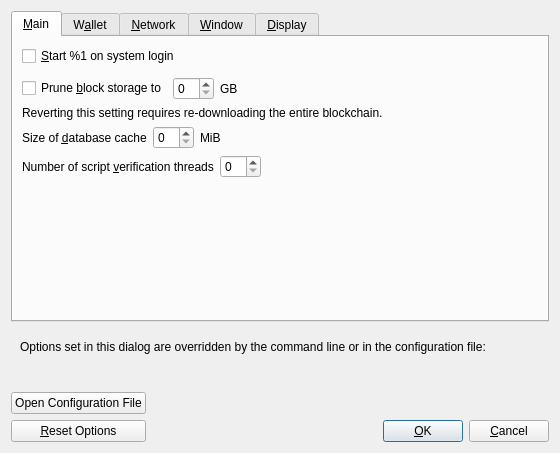
malandro0/bitcoin, file src/qt/forms/optionsdialog.ui: the form before one commit.
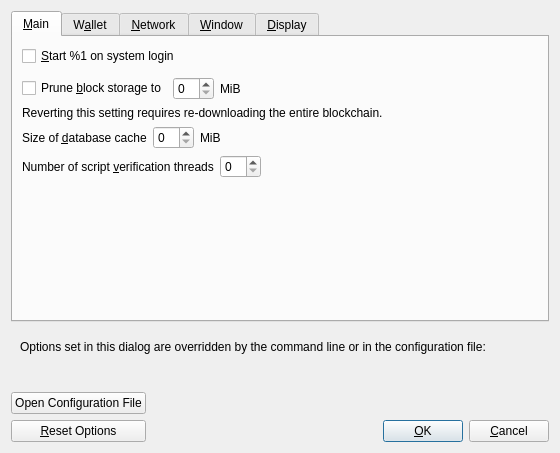
The form after the commit. Custom widgets are drawn as their Qt base class.

Patch:
```diff
--- a/src/qt/forms/optionsdialog.ui
+++ b/src/qt/forms/optionsdialog.ui
@@ -68,7 +68,7 @@
          <item>
           <widget class="QLabel" name="pruneSizeUnitLabel">
            <property name="text">
-            <string>GB</string>
+            <string>MiB</string>
            </property>
            <property name="textFormat">
             <enum>Qt::PlainText</enum>
```
